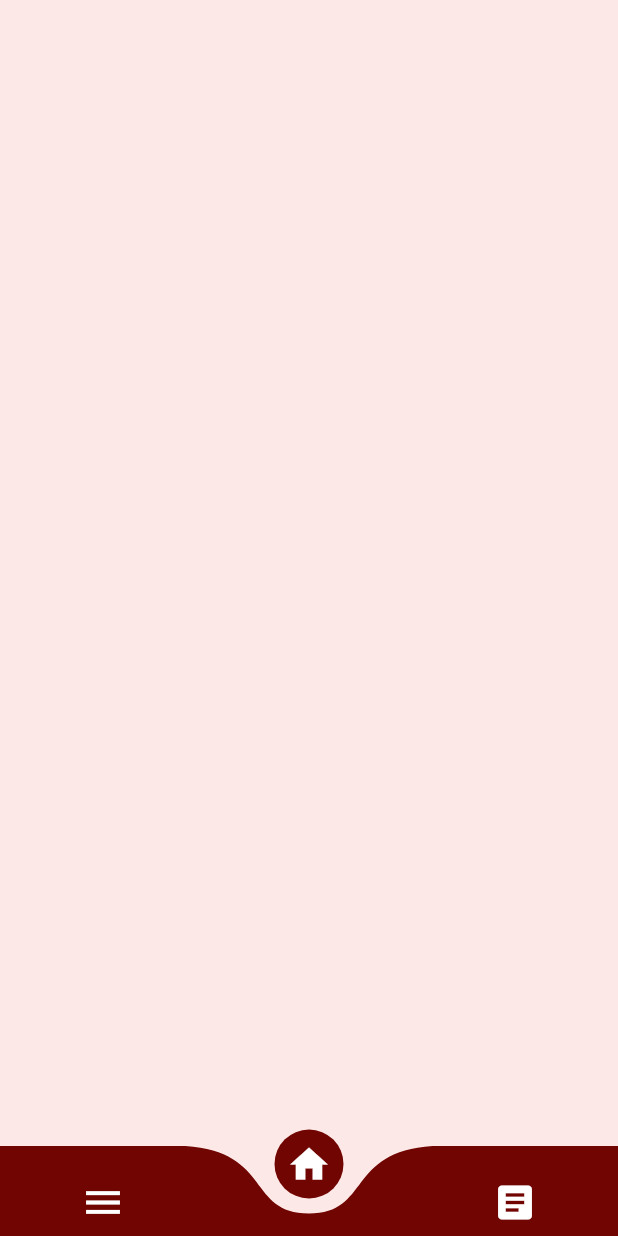
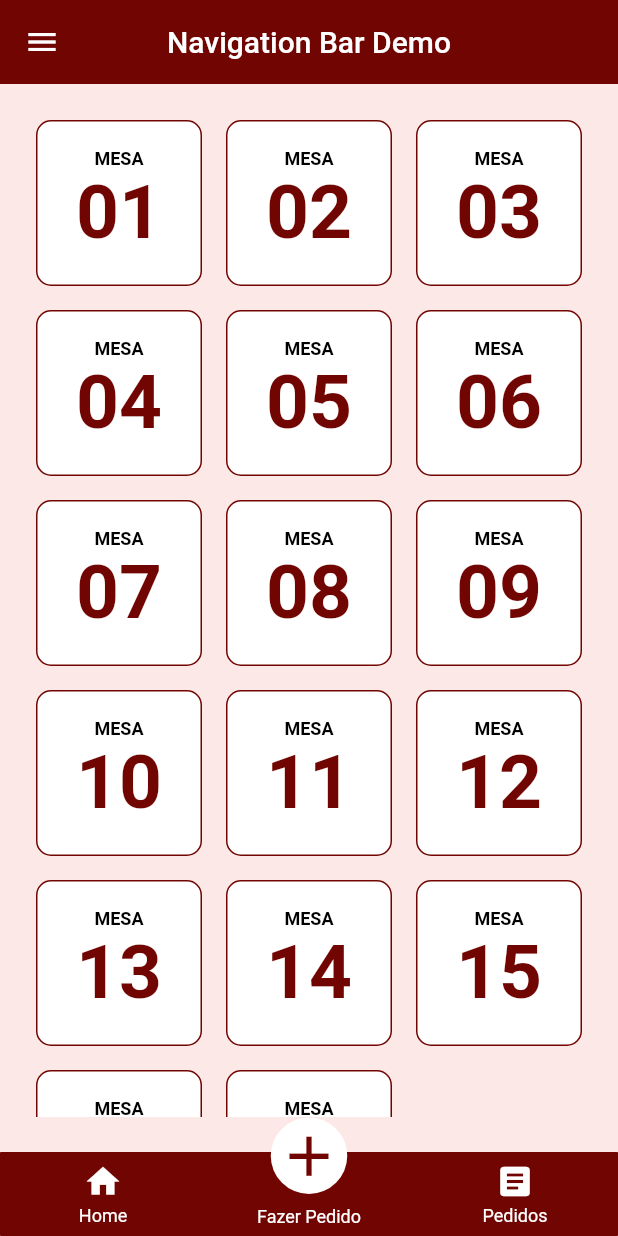
Before and after one commit to DLL-S/comcer-mobile, a Flutter app: the screen it shows after launch, after a tap on "Entrar", on a phone screen of 412 x 824 dp. Run offline on Flutter 3.47's test engine with Material 2 defaults, Android fonts, the phone set to English and light mode, and no system bars; drawn by our look-alikes of curved_navigation_bar, persistent_bottom_nav_bar.

Commit message:
Criação da bottomNavigation e das telas que serão utilizadas nela
Criação da bottom navigation, criação das 3 classes que serão utilizadas nela (home, fazer pedido e pedidos), criação da appBar com o menu lateral

```diff
--- a/comcer_app/lib/core/app_estilos_textos.dart
+++ /dev/null
@@ -1,3 +0,0 @@
-class AppEstiloTextos{
-
-}
--- a/comcer_app/lib/core/app_widget.dart
+++ b/comcer_app/lib/core/app_widget.dart
@@ -1,10 +1,11 @@
 import 'package:comcer_app/core/app_cores.dart';
+import 'package:comcer_app/ui/base_page.dart';
 import 'package:comcer_app/ui/home_page.dart';
 import 'package:comcer_app/ui/login_page.dart';
+import 'package:comcer_app/ui/pedidos_page.dart';
 import 'package:comcer_app/ui/splash_page.dart';
 import 'package:comcer_app/util/Constantes.dart';
 import 'package:flutter/material.dart';
-import 'package:responsive_framework/responsive_framework.dart';
 
 class AppWidget extends StatelessWidget {
   const AppWidget({Key? key}) : super(key: key);
@@ -21,7 +22,9 @@ class AppWidget extends StatelessWidget {
       debugShowCheckedModeBanner: false,
       routes: {
         '/login': (context) => LoginPage(),
+        '/base': (context) => BasePage(),
         '/home': (context) => HomePage(),
+        '/pedidos': (context) => PedidosPage(),
       },
     );
   }
--- a/comcer_app/lib/core/core.dart
+++ b/comcer_app/lib/core/core.dart
@@ -1,4 +1,3 @@
 export './app_cores.dart';
 export './app_estilos.dart';
 export './app_fontes.dart';
-export './app_estilos_textos.dart';
--- /dev/null
+++ b/comcer_app/lib/ui/base_page.dart
@@ -0,0 +1,80 @@
+import 'package:comcer_app/core/app_cores.dart';
+import 'package:comcer_app/ui/fazer_pedido_page.dart';
+import 'package:comcer_app/ui/home_page.dart';
+import 'package:comcer_app/ui/pedidos_page.dart';
+import 'package:flutter/material.dart';
+import 'package:persistent_bottom_nav_bar/persistent-tab-view.dart';
+
+class BasePage extends StatelessWidget {
+  BasePage({Key? key}) : super(key: key);
+
+
+  PersistentTabController _controller = PersistentTabController(initialIndex: 0);
+
+  List<Widget> _buildScreens() {
+    return [
+      HomePage(),
+      PedidosPage(),
+      FazerPedido(),
+    ];
+  }
+
+  List<PersistentBottomNavBarItem> _navBarsItems() {
+    return [
+      PersistentBottomNavBarItem(
+        icon: Icon(Icons.home),
+        title: ("Home"),
+        activeColorPrimary: Colors.white,
+        inactiveColorPrimary: Colors.white,
+      ),
+      PersistentBottomNavBarItem(
+        icon: Icon(Icons.add, color: AppCores.darkRed, size: 45),
+        title: ("Fazer Pedido"),
+        activeColorPrimary: Colors.white,
+        inactiveColorPrimary: Colors.white,
+      ),
+      PersistentBottomNavBarItem(
+        icon: Icon(Icons.article),
+        title: ("Pedidos"),
+        activeColorPrimary: Colors.white,
+        inactiveColorPrimary: Colors.white,
+      ),
+    ];
+  }
+
+  @override
+  Widget build(BuildContext context) {
+    return Scaffold(
+      appBar: AppBar(title: const Text('Navigation Bar Demo'), centerTitle: true, backgroundColor: AppCores.darkRed, elevation: 0,),
+      drawer: Drawer(child: Container(color: Colors.white,),),
+      body: PersistentTabView(
+        context,
+        controller: _controller,
+        screens: _buildScreens(),
+        items: _navBarsItems(),
+        confineInSafeArea: true,
+        backgroundColor: Theme.of(context).primaryColor,
+        handleAndroidBackButtonPress: true,
+        resizeToAvoidBottomInset: true,
+        stateManagement: true,
+        hideNavigationBarWhenKeyboardShows: true,
+        decoration: NavBarDecoration(
+          borderRadius: BorderRadius.circular(0.5),
+          colorBehindNavBar: Colors.white,
+        ),
+        popAllScreensOnTapOfSelectedTab: true,
+        popActionScreens: PopActionScreensType.all,
+        itemAnimationProperties: const ItemAnimationProperties(
+          duration: Duration(milliseconds: 200),
+          curve: Curves.ease,
+        ),
+        screenTransitionAnimation: const ScreenTransitionAnimation(
+          animateTabTransition: true,
+          curve: Curves.ease,
+          duration: Duration(milliseconds: 200),
+        ),
+        navBarStyle: NavBarStyle.style15,
+      ),
+    );
+  }
+}
--- /dev/null
+++ b/comcer_app/lib/ui/card/table_Card.dart
@@ -0,0 +1,55 @@
+// ignore_for_file: file_names
+
+import 'package:comcer_app/core/app_cores.dart';
+import 'package:flutter/material.dart';
+
+class TableCard extends StatelessWidget {
+  final String numero;
+  final VoidCallback onTap;
+
+
+  const TableCard(
+      {Key? key,
+        required this.numero,
+        required this.onTap})
+      : super(key: key);
+
+  @override
+  Widget build(BuildContext context) {
+    return GestureDetector(
+      onTap: onTap,
+      child: Container(
+        padding: EdgeInsets.all(16),
+        decoration: BoxDecoration(
+            border: Border.fromBorderSide(
+              BorderSide(color: AppCores.darkRed),
+            ),
+            color: Colors.white,
+            borderRadius: BorderRadius.circular(10)),
+        child: Column(
+          crossAxisAlignment: CrossAxisAlignment.center,
+          mainAxisAlignment: MainAxisAlignment.center,
+          children: [
+            const Text(
+              'MESA',
+              style: TextStyle(
+                  color: Colors.black,
+                  fontWeight: FontWeight.bold,
+                  fontSize: 12
+              ),
+            ),
+            Text(
+              numero,
+              style: TextStyle(
+                  color: AppCores.darkRed,
+                  fontWeight: FontWeight.bold,
+                  fontSize: 50
+              ),
+            ),
+          ],
+        ),
+      ),
+    );
+
+  }
+}
--- a/comcer_app/lib/ui/compartilhado/bottom_bar/BarraDeNavegacao.dart
+++ /dev/null
@@ -1,35 +0,0 @@
-// ignore_for_file: file_names
-
-import 'package:curved_navigation_bar/curved_navigation_bar.dart';
-import 'package:flutter/material.dart';
-
-class BarraDeNavegacao extends StatelessWidget {
-
-  late List<Icon> iconesMenu;
-  late int index;
-  late GlobalKey<ScaffoldState> scaffoldKey;
-
-  BarraDeNavegacao({Key? key, required this.iconesMenu, required this.index, required this.scaffoldKey})
-      : super(key: key);
-
-  @override
-  Widget build(BuildContext context) {
-
-
-    return CurvedNavigationBar(
-      backgroundColor: Colors.transparent,
-      color: Theme.of(context).primaryColor,
-      items: iconesMenu,
-      height: 60,
-      index: index,
-      animationDuration: Duration(milliseconds: 300),
-      onTap: (index) {
-        switch(index){
-          case(0):
-            scaffoldKey.currentState!.openDrawer();
-            break;
-        }
-      },
-    );
-  }
-}
--- /dev/null
+++ b/comcer_app/lib/ui/fazer_pedido_page.dart
@@ -0,0 +1,15 @@
+import 'package:flutter/material.dart';
+
+class FazerPedido extends StatefulWidget {
+  const FazerPedido({Key? key}) : super(key: key);
+
+  @override
+  _FazerPedidoState createState() => _FazerPedidoState();
+}
+
+class _FazerPedidoState extends State<FazerPedido> {
+  @override
+  Widget build(BuildContext context) {
+    return Container(color: Colors.yellow,);
+  }
+}
--- a/comcer_app/lib/ui/home_page.dart
+++ b/comcer_app/lib/ui/home_page.dart
@@ -1,34 +1,55 @@
-
 import 'package:comcer_app/core/app_cores.dart';
-import 'package:comcer_app/ui/compartilhado/bottom_bar/BarraDeNavegacao.dart';
+import 'package:comcer_app/ui/card/table_Card.dart';
 import 'package:flutter/material.dart';
 
 class HomePage extends StatefulWidget {
-   HomePage({Key? key}) : super(key: key);
+  const HomePage({Key? key}) : super(key: key);
 
   @override
   _HomePageState createState() => _HomePageState();
 }
 
 class _HomePageState extends State<HomePage> {
-
-  GlobalKey<ScaffoldState> _scaffoldKey = GlobalKey();
-
-  final itensMenu = [
-    const Icon(Icons.menu, size: 30, color: Colors.white,),
-    const Icon(Icons.home, size: 30, color: Colors.white,),
-    const Icon(Icons.article, size: 30, color: Colors.white,),
- ];
-
   @override
   Widget build(BuildContext context) {
-    return Scaffold(
-      key: _scaffoldKey,
-      drawer: Drawer(
-        child: Container(color: AppCores.darkRed,),
-      ),
-      backgroundColor: AppCores.lightRed,
-      bottomNavigationBar: BarraDeNavegacao(scaffoldKey: _scaffoldKey,iconesMenu: itensMenu, index: 1,),
+    return SafeArea(
+      top: true,
+        child: Container(
+          color: AppCores.lightRed,
+          child: Padding(
+            padding: const EdgeInsets.symmetric(horizontal: 24, vertical: 24),
+            child: Column(
+              children: [
+                Expanded(
+                  child: GridView.count(
+                    crossAxisCount: 3,
+                    mainAxisSpacing: 16,
+                    crossAxisSpacing: 16,
+                    children: [
+                      TableCard(numero: '01', onTap: (){}),
+                      TableCard(numero: '02', onTap: (){}),
+                      TableCard(numero: '03', onTap: (){}),
+                      TableCard(numero: '04', onTap: (){}),
+                      TableCard(numero: '05', onTap: (){}),
+                      TableCard(numero: '06', onTap: (){}),
+                      TableCard(numero: '07', onTap: (){}),
+                      TableCard(numero: '08', onTap: (){}),
+                      TableCard(numero: '09', onTap: (){}),
+                      TableCard(numero: '10', onTap: (){}),
+                      TableCard(numero: '11', onTap: (){}),
+                      TableCard(numero: '12', onTap: (){}),
+                      TableCard(numero: '13', onTap: (){}),
+                      TableCard(numero: '14', onTap: (){}),
+                      TableCard(numero: '15', onTap: (){}),
+                      TableCard(numero: '16', onTap: (){}),
+                      TableCard(numero: '17', onTap: (){}),
+                    ],
+                  ),
+                ),
+              ],
+            ),
+          ),
+        )
     );
   }
 }
--- a/comcer_app/lib/ui/login_page.dart
+++ b/comcer_app/lib/ui/login_page.dart
@@ -1,6 +1,6 @@
 import 'package:comcer_app/core/app_cores.dart';
 import 'package:comcer_app/core/app_imagens.dart';
-import 'package:comcer_app/ui/home_page.dart';
+import 'package:comcer_app/ui/base_page.dart';
 import 'package:comcer_app/util/Constantes.dart';
 import 'package:flutter/cupertino.dart';
 import 'package:flutter/material.dart';
@@ -99,7 +99,7 @@ class _LoginPageState extends State<LoginPage> {
                       ),
                       onPressed: (){
                         Navigator.pushNamed(
-                            context, '/home');
+                            context, '/base');
                       },
                       child: Row(
                         mainAxisAlignment: MainAxisAlignment.center,
--- /dev/null
+++ b/comcer_app/lib/ui/pedidos_page.dart
@@ -0,0 +1,15 @@
+import 'package:flutter/material.dart';
+
+class PedidosPage extends StatefulWidget {
+  const PedidosPage({Key? key}) : super(key: key);
+
+  @override
+  _PedidosPageState createState() => _PedidosPageState();
+}
+
+class _PedidosPageState extends State<PedidosPage> {
+  @override
+  Widget build(BuildContext context) {
+    return Container(color: Colors.blue,);
+  }
+}
--- a/comcer_app/pubspec.yaml
+++ b/comcer_app/pubspec.yaml
@@ -35,7 +35,7 @@ dependencies:
   # Use with the CupertinoIcons class for iOS style icons.
   cupertino_icons: ^1.0.2
   responsive_framework: ^0.1.4
-  curved_navigation_bar: ^1.0.1
+  persistent_bottom_nav_bar: ^4.0.2
 
 dev_dependencies:
   flutter_test:
```
Also changed, not shown: comcer_app/lib/ui/compartilhado/app_bar/AppBar.dart (deleted), comcer_app/pubspec.lock.
